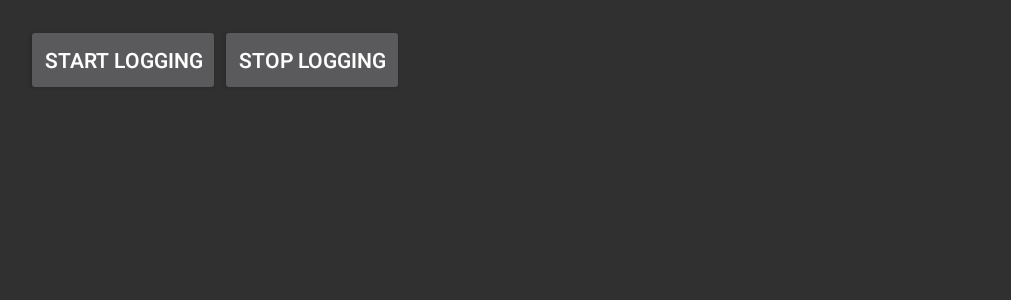
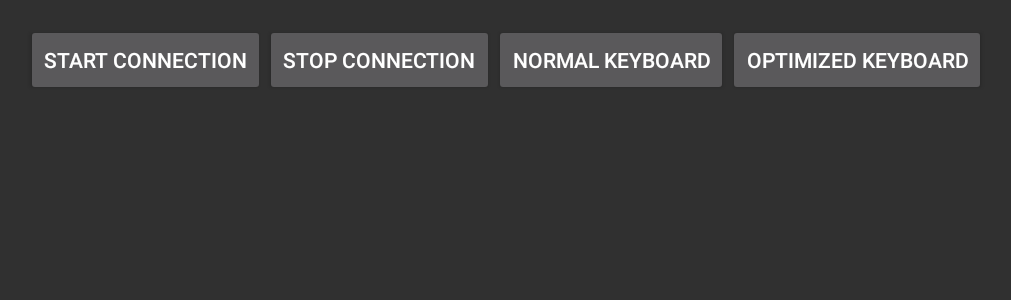
Before and after one commit to dl541/KeyboardPressingLogger, an Android app: the screen it shows after launch (MainActivity), on a phone screen of 824 x 412 dp (held sideways). Shown: the top 300 px of the screen, without its empty margins (70-1081 px from the left). Run offline under Robolectric (Android 15) with nearby library versions, the phone set to English and light mode, and no system bars.

Commit message:
Add communications between optimized keyboard and client

```diff
--- a/app/src/main/java/com/example/android/justjava/MainActivity.java
+++ b/app/src/main/java/com/example/android/justjava/MainActivity.java
@@ -22,7 +22,7 @@ import java.util.Scanner;
 public class MainActivity extends AppCompatActivity implements View.OnClickListener {
     private int INTERNET_PERMISSION_CODE = 1;
     public static final String TAG = "Connection";
-    public static final int TIMEOUT = 10;
+    public static final int TIMEOUT = 15;
     private String connectionStatus = null;
     private Handler mHandler = null;
     ServerSocket server = null;
@@ -76,7 +76,6 @@ public class MainActivity extends AppCompatActivity implements View.OnClickListe
 // print out success
                 connectionStatus = "Connection was successful!";
                 mHandler.post(showConnectionStatus);
-                startActivity(new Intent(MainActivity.this, KeyBoardActivity.class));
             }
         }
     };
@@ -104,7 +103,7 @@ public class MainActivity extends AppCompatActivity implements View.OnClickListe
         }
     }
 
-    public void stopLogging(View v) throws IOException {
+    public void stopConnection(View v) throws IOException {
         new Globals().execute("quit");
         String msg = "Connection closed.";
         Toast.makeText(this, msg, msg.length()).show();
@@ -115,4 +114,12 @@ public class MainActivity extends AppCompatActivity implements View.OnClickListe
             Log.e("MainActivity", "Cannot close socket");
         }
     }
+
+    public void toNormalKeyboard(View v){
+        startActivity(new Intent(MainActivity.this, KeyBoardActivity.class));
+    }
+
+    public void toOptimizedKeyboard(View v){
+        startActivity(new Intent(MainActivity.this, OptimizedKeyboardActivity.class));
+    }
 }
--- a/app/src/main/res/layout/activity_main.xml
+++ b/app/src/main/res/layout/activity_main.xml
@@ -23,18 +23,31 @@
                 android:id="@+id/logButton"
                 android:layout_width="wrap_content"
                 android:layout_height="wrap_content"
-                android:onClick="startLogging"
-                android:text="Start logging" />
+                android:onClick="startConnection"
+                android:text="Start connection" />
 
             <Button
                 android:id="@+id/stopButton"
                 android:layout_width="wrap_content"
                 android:layout_height="wrap_content"
-                android:onClick="stopLogging"
-                android:text="Stop logging" />
+                android:onClick="stopConnection"
+                android:text="Stop connection" />
+
+            <Button
+                android:id="@+id/normalKeyboardButton"
+                android:layout_width="wrap_content"
+                android:layout_height="wrap_content"
+                android:onClick="toNormalKeyboard"
+                android:text="normal keyboard" />
+
+            <Button
+                android:id="@+id/optimizedKeyboardButton"
+                android:layout_width="wrap_content"
+                android:layout_height="wrap_content"
+                android:onClick="toOptimizedKeyboard"
+                android:text="optimized keyboard" />
 
         </LinearLayout>
-
 
     </LinearLayout>
 
```
Also changed, not shown: app/src/main/java/com/example/android/justjava/OptimizedKeyboardActivity.java (+14 -16 lines).
